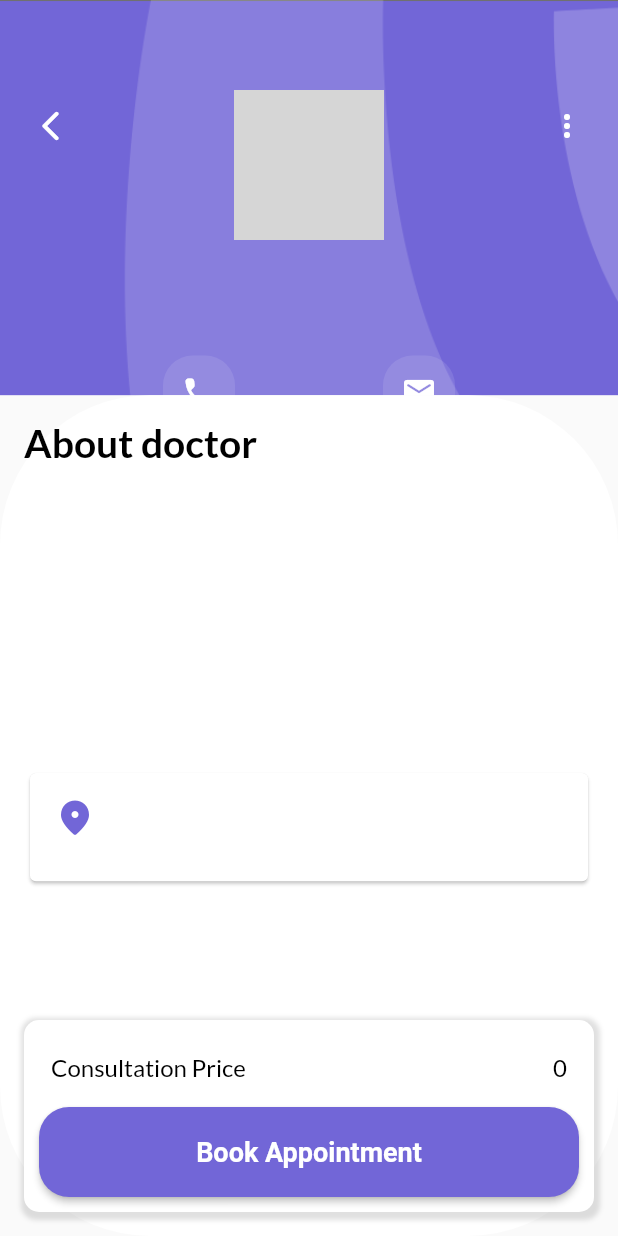
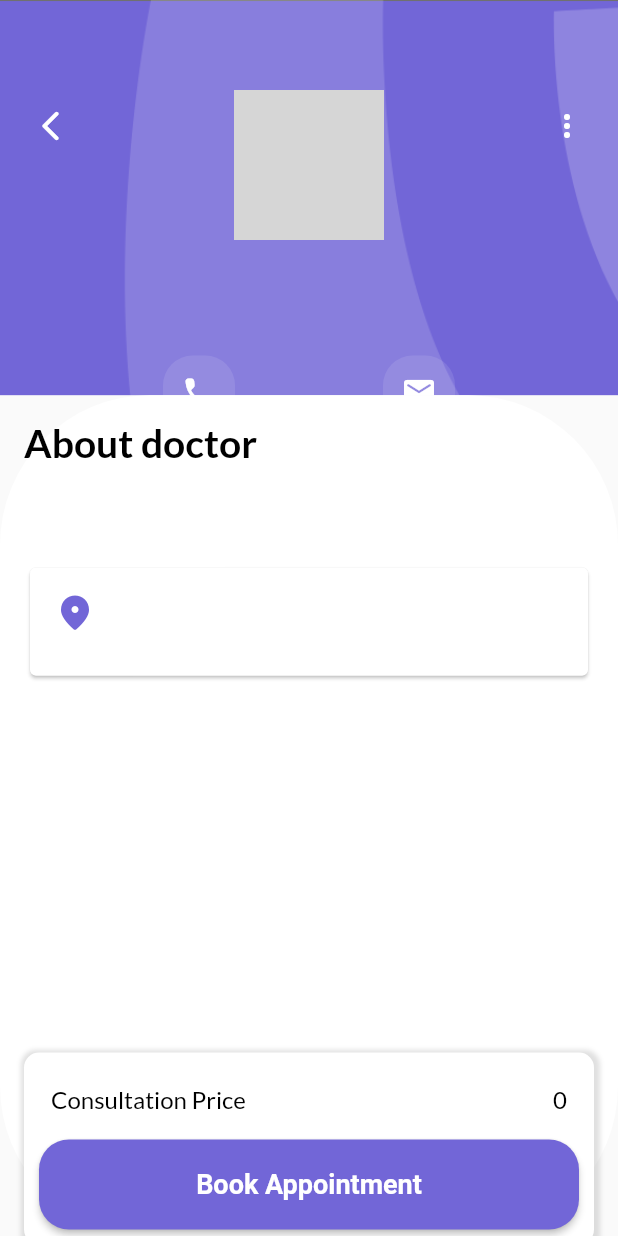
Before and after one commit to shivarajpoojary/doctor-appointment, a Flutter app: the DetailedView screen opened directly with empty values, on a phone screen of 412 x 824 dp. Run offline on Flutter 3.47's test engine with Material 2 defaults, Android fonts, the phone set to English and light mode, and no system bars; our stand-ins replace cloud_firestore, firebase_auth, firebase_core, google_sign_in, lottie; accounts and stored records are empty; network calls fail; grey boxes are pictures that could not be loaded.

Commit message:
properly widget are placed

```diff
--- a/lib/screens/detail-view.dart
+++ b/lib/screens/detail-view.dart
@@ -138,7 +138,7 @@ class _DetailedViewState extends State<DetailedView> {
           borderRadius: BorderRadius.circular(100.0),
         ),
         child: Column(
-          mainAxisAlignment: MainAxisAlignment.spaceBetween,
+          mainAxisAlignment: MainAxisAlignment.start,
           crossAxisAlignment: CrossAxisAlignment.start,
           children: [
             Text(
@@ -158,6 +158,9 @@ class _DetailedViewState extends State<DetailedView> {
                   fontWeight: FontWeight.normal,
                   color: Colors.black,
                   height: 1.5),
+            ),
+            SizedBox(
+              height: 40,
             ),
             Card(
               child: ListTile(
@@ -185,6 +188,9 @@ class _DetailedViewState extends State<DetailedView> {
                       height: 1.5),
                 ),
               ),
+            ),
+            SizedBox(
+              height: MediaQuery.of(context).size.height * 0.3,
             ),
             Container(
               padding: EdgeInsets.all(10.0),
```
